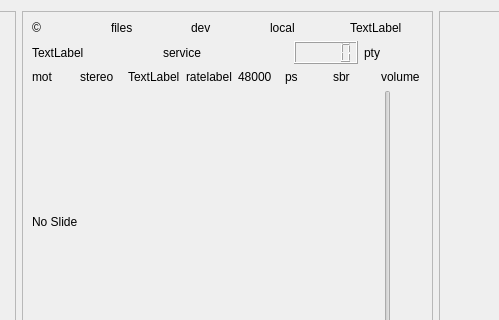
This is sources/main/forms-v7/dabradio-6.ui in JvanKatwijk/qt-dab as Qt 5 draws it before an edit; both pictures show x 186 to 685 and y 0 to 320 of the 872 by 491 pixel window. The edited form follows.
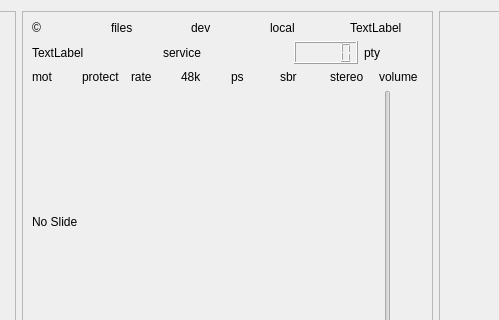
This is the edited form. Custom widgets are drawn as their Qt base class.

```diff
--- a/sources/main/forms-v7/dabradio-6.ui
+++ b/sources/main/forms-v7/dabradio-6.ui
@@ -62,8 +62,6 @@
      <property name="frameShadow">
       <enum>QFrame::Shadow::Raised</enum>
      </property>
-     <layout class="QHBoxLayout" name="horizontalLayout_4">
-      <item>
        <layout class="QVBoxLayout" name="verticalLayout">
         <item>
          <layout class="QHBoxLayout" name="horizontalLayout_6">
@@ -180,39 +178,29 @@
          <layout class="QHBoxLayout" name="horizontalLayout_9">
           <item>
            <widget class="QLabel" name="motLabel">
-            <property name="toolTip">
-             <string>&lt;html&gt;&lt;head/&gt;&lt;body&gt;&lt;p&gt;Indicator telling whether or not MOT data is begin decoded&lt;/p&gt;&lt;/body&gt;&lt;/html&gt;</string>
-            </property>
             <property name="text">
              <string>mot</string>
             </property>
            </widget>
           </item>
-          <item>
-           <widget class="QLabel" name="stereoLabel">
-            <property name="text">
-             <string>stereo</string>
-            </property>
-           </widget>
-          </item>
           <item>
            <widget class="QLabel" name="protectionLabel">
             <property name="text">
-             <string>TextLabel</string>
+           <string>protect</string>
             </property>
            </widget>
           </item>
           <item>
            <widget class="QLabel" name="rateLabel">
             <property name="text">
-             <string>ratelabel</string>
+           <string>rate</string>
             </property>
            </widget>
           </item>
           <item>
            <widget class="QLabel" name="audiorateLabel">
             <property name="text">
-             <string>48000</string>
+           <string>48k</string>
             </property>
            </widget>
           </item>
@@ -230,6 +218,13 @@
             </property>
            </widget>
           </item>
+        <item>
+         <widget class="QLabel" name="stereoLabel">
+          <property name="text">
+           <string>stereo</string>
+          </property>
+         </widget>
+        </item>
           <item>
            <widget class="clickablelabel" name="soundLabel">
             <property name="toolTip">
@@ -245,7 +240,7 @@
         <item>
          <layout class="QHBoxLayout" name="horizontalLayout_2">
           <item>
-           <widget class="QLabel" name="pictureLabel">
+         <widget class="clickablelabel" name="pictureLabel">
             <property name="text">
              <string>No Slide</string>
             </property>
@@ -288,7 +283,10 @@
          </layout>
         </item>
         <item>
-         <widget class="QLabel" name="dynamicLabel">
+       <layout class="QHBoxLayout" name="horizontalLayout_4"/>
+      </item>
+      <item>
+       <widget class="clickablelabel" name="dynamicLabel">
           <property name="font">
            <font>
             <pointsize>14</pointsize>
@@ -416,8 +414,6 @@
              </size>
             </property>
            </spacer>
-          </item>
-         </layout>
         </item>
        </layout>
       </item>
```
Lines whose indentation alone changed are shown as unchanged.
